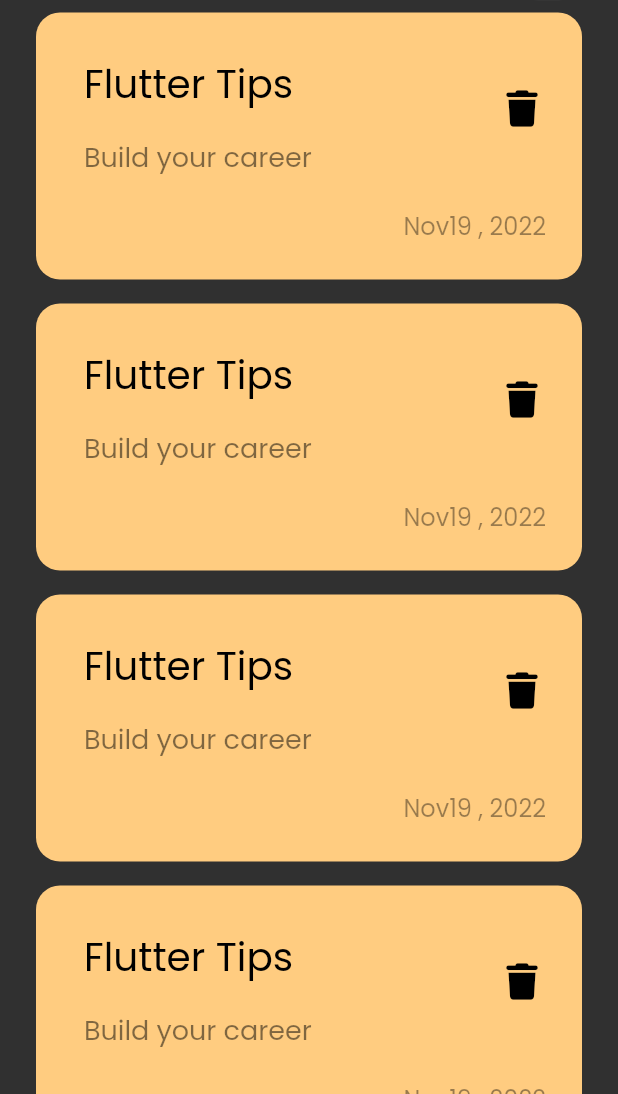
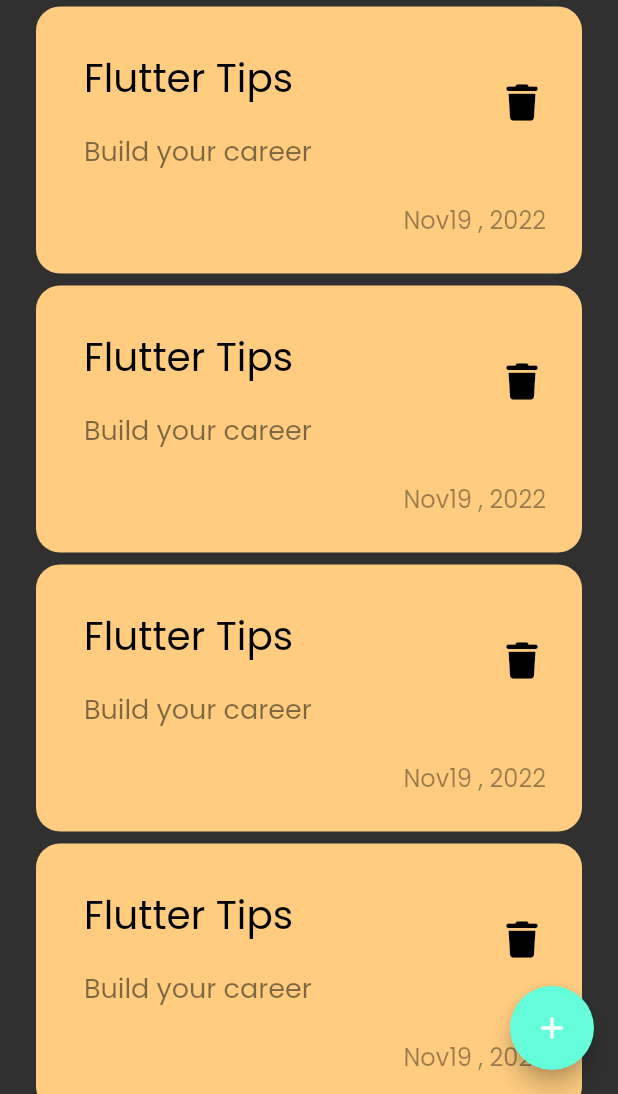
Before and after one commit to MostafaMohamed86/notes_app, a Flutter app: the screen it shows after launch, on a phone screen of 412 x 824 dp, the part 142-1236 px from its top. Run offline on Flutter 3.47's test engine with Material 2 defaults, Android fonts, the phone set to English and light mode, and no system bars; our stand-ins replace font_awesome_flutter.

Commit message:
add floating action button

```diff
--- a/lib/views/notes_view.dart
+++ b/lib/views/notes_view.dart
@@ -6,8 +6,13 @@ class NotesView extends StatelessWidget {
 
   @override
   Widget build(BuildContext context) {
-    return const Scaffold(
-      body: NotesViewBody(),
+    return Scaffold(
+      floatingActionButton: FloatingActionButton(
+        onPressed: (){},
+        child: const Icon(
+          Icons.add,
+          color: Colors.white,),),
+      body: const NotesViewBody(),
     );
   }
 }
--- a/lib/views/widgets/notes_list_view.dart
+++ b/lib/views/widgets/notes_list_view.dart
@@ -10,7 +10,7 @@ class NotesListView extends StatelessWidget {
       itemCount: 5,
       itemBuilder: (context, index) {
         return const Padding(
-          padding: EdgeInsets.symmetric(vertical: 8),
+          padding: EdgeInsets.symmetric(vertical: 4),
           child: NoteItem());
       },
     );
```
